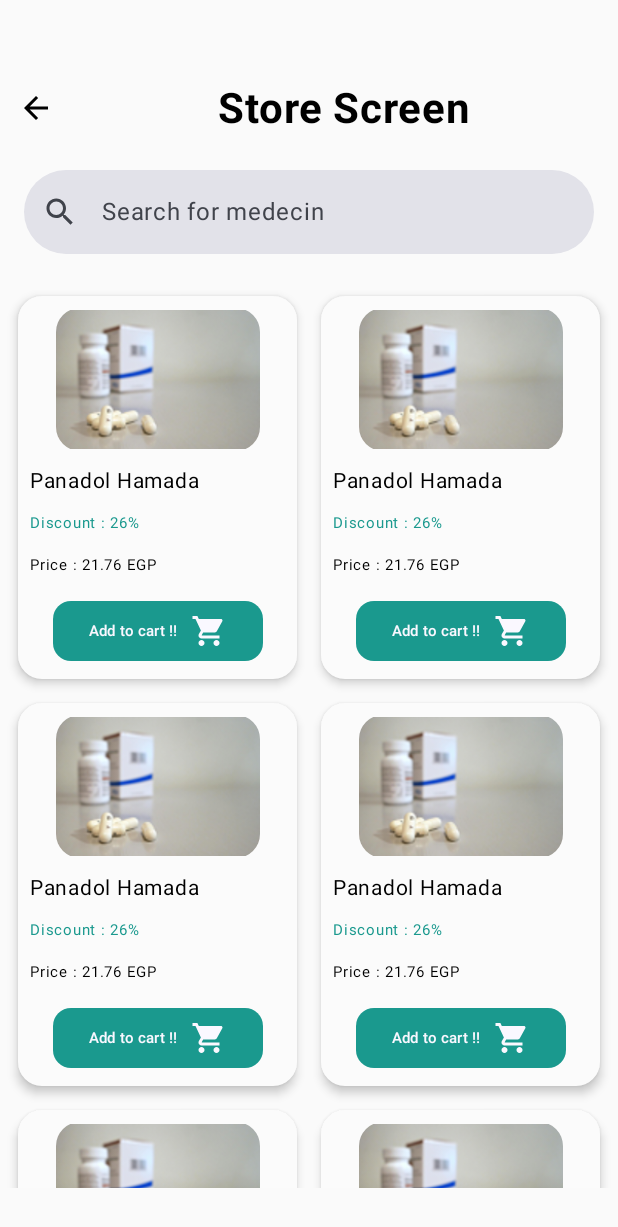
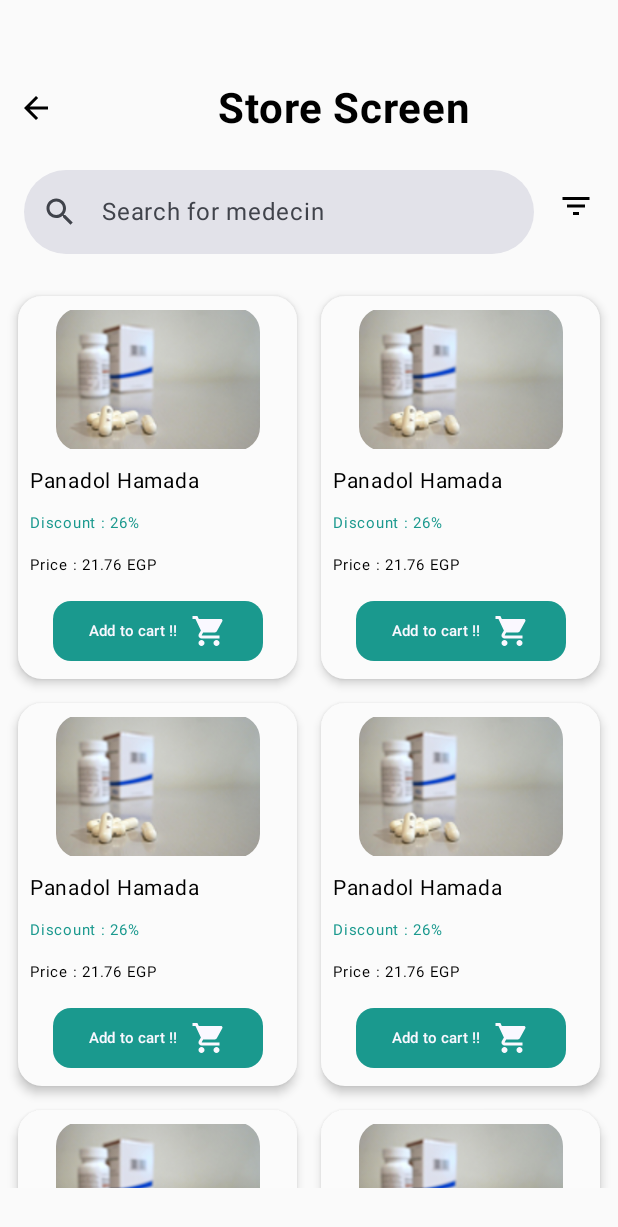
Before and after one commit to Alikotb/AtOnce, an Android app built with Jetpack Compose: the screen it shows after launch (MainActivity), on a phone screen of 412 x 824 dp. Shown: the top 1227 px of the screen. Run offline under Robolectric (Android 15) with nearby library versions, the phone set to English and light mode, and no system bars.

Commit message:
finish store Screen Ui

```diff
--- a/app/src/main/java/com/example/atonce/presentation/component/IconBtn.kt
+++ b/app/src/main/java/com/example/atonce/presentation/component/IconBtn.kt
@@ -2,7 +2,6 @@
 
 import androidx.compose.material.icons.Icons
 import androidx.compose.material.icons.automirrored.filled.ArrowBack
-import androidx.compose.material.icons.filled.ArrowBack
 import androidx.compose.material3.Icon
 import androidx.compose.material3.IconButton
 import androidx.compose.runtime.Composable
--- a/app/src/main/java/com/example/atonce/presentation/component/SearchBar.kt
+++ b/app/src/main/java/com/example/atonce/presentation/component/SearchBar.kt
@@ -1,7 +1,6 @@
 package com.example.atonce.presentation.component
 
-import androidx.compose.foundation.layout.fillMaxWidth
-import androidx.compose.foundation.layout.padding
+
 import androidx.compose.material.icons.Icons
 import androidx.compose.material.icons.filled.Search
 import androidx.compose.material3.Icon
@@ -16,14 +15,13 @@
 import androidx.compose.runtime.setValue
 import androidx.compose.ui.Modifier
 import androidx.compose.ui.graphics.Color
-import androidx.compose.ui.unit.dp
 
 @Composable
-fun MySearchBar(onValueChange : (String)-> Unit={}){
+fun MySearchBar(modifier: Modifier, onValueChange : (String)-> Unit={}){
     var searchText by remember { mutableStateOf("") }
 
     TextField(
-        modifier = Modifier.fillMaxWidth().padding(horizontal = 16.dp),
+        modifier = modifier,
         value = searchText,
         onValueChange = {
             onValueChange(it)
--- a/app/src/main/java/com/example/atonce/presentation/store/StoreScreen.kt
+++ b/app/src/main/java/com/example/atonce/presentation/store/StoreScreen.kt
@@ -1,6 +1,8 @@
 package com.example.atonce.presentation.store
 
+import android.util.Log
 import androidx.compose.foundation.layout.Arrangement
+import androidx.compose.foundation.layout.Box
 import androidx.compose.foundation.layout.Column
 import androidx.compose.foundation.layout.PaddingValues
 import androidx.compose.foundation.layout.Row
@@ -8,9 +10,14 @@
 import androidx.compose.foundation.layout.fillMaxSize
 import androidx.compose.foundation.layout.fillMaxWidth
 import androidx.compose.foundation.layout.padding
+import androidx.compose.foundation.layout.width
 import androidx.compose.foundation.lazy.grid.GridCells
 import androidx.compose.foundation.lazy.grid.LazyVerticalGrid
 import androidx.compose.foundation.lazy.grid.rememberLazyGridState
+import androidx.compose.material.icons.Icons
+import androidx.compose.material.icons.filled.FilterList
+import androidx.compose.material3.DropdownMenu
+import androidx.compose.material3.DropdownMenuItem
 import androidx.compose.material3.Text
 import androidx.compose.runtime.Composable
 import androidx.compose.runtime.getValue
@@ -32,7 +39,10 @@
 @Preview(showBackground = true)
 @Composable
 fun StoreScreen(){
+    var expanded = remember { mutableStateOf(false) }
     var searchText by remember { mutableStateOf("") }
+    var filterSearch by remember { mutableStateOf("") }
+    Log.d("asd", "StoreScreen: search: $searchText ** filter : $filterSearch")
     Column (
         modifier = Modifier
             .fillMaxSize()
@@ -50,11 +60,53 @@
             )
             Spacer(Modifier.weight(1f))
         }
-        MySearchBar{
-            searchText=it
+        Row {
+            MySearchBar(
+                modifier = Modifier
+                    .weight(1f)
+                    .padding(start = 16.dp)
+            ) {
+                searchText = it
+            }
+
+            Spacer(modifier = Modifier.width(4.dp))
+
+            Box {
+                TapBarBtn(
+                    icon = Icons.Filled.FilterList,
+                    onIconClick = {
+                        expanded.value = !expanded.value
+                    }
+                )
+
+                DropdownMenu(
+                    expanded = expanded.value,
+                    onDismissRequest = { expanded.value = false }
+                ) {
+                    DropdownMenuItem(
+                        text = { Text("Option 1") },
+                        onClick = {
+                            expanded.value = false
+                            filterSearch = "Option 1"
+                        }
+                    )
+                    DropdownMenuItem(
+                        text = { Text("Option 2") },
+                        onClick = {
+                            expanded.value = false
+                            filterSearch = "Option 1"
+
+                        }
+                    )
+                }
+            }
+            Spacer(modifier = Modifier.width(4.dp))
+
         }
         LazyVerticalGrid(
-            modifier = Modifier.padding(top = 16.dp).padding(horizontal = 12.dp),
+            modifier = Modifier
+                .padding(top = 16.dp)
+                .padding(horizontal = 12.dp),
             state = rememberLazyGridState(),
             columns = GridCells.Fixed(2),
             contentPadding = PaddingValues(
@@ -73,5 +125,4 @@
 
     }
 
-
 }
```
